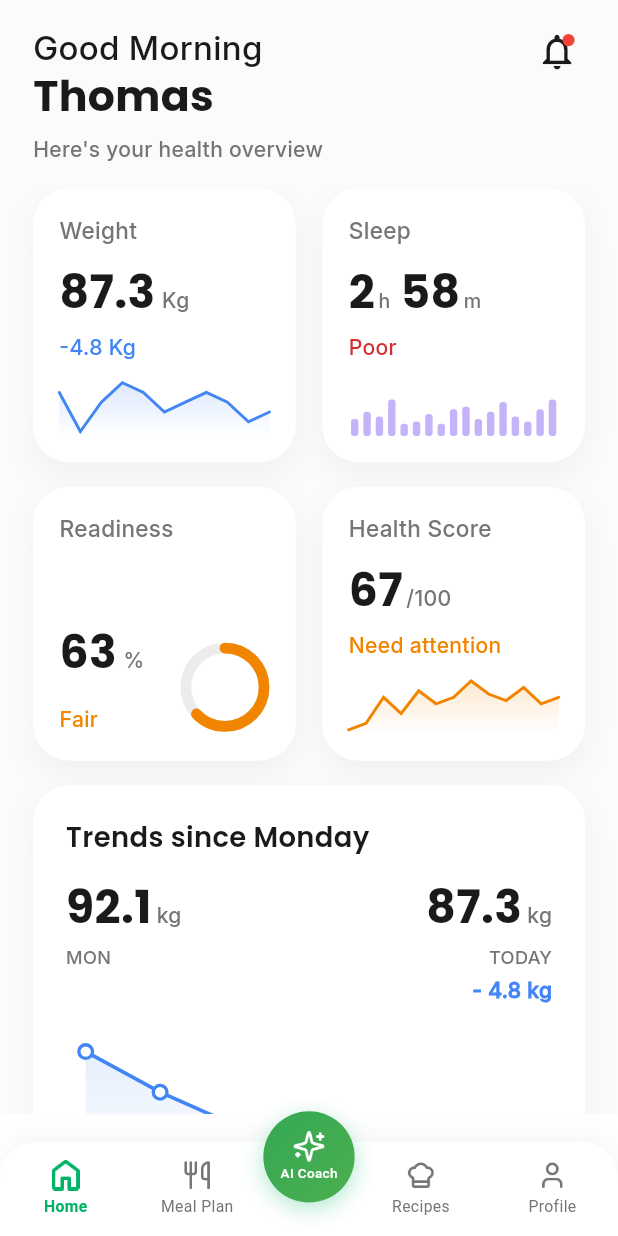
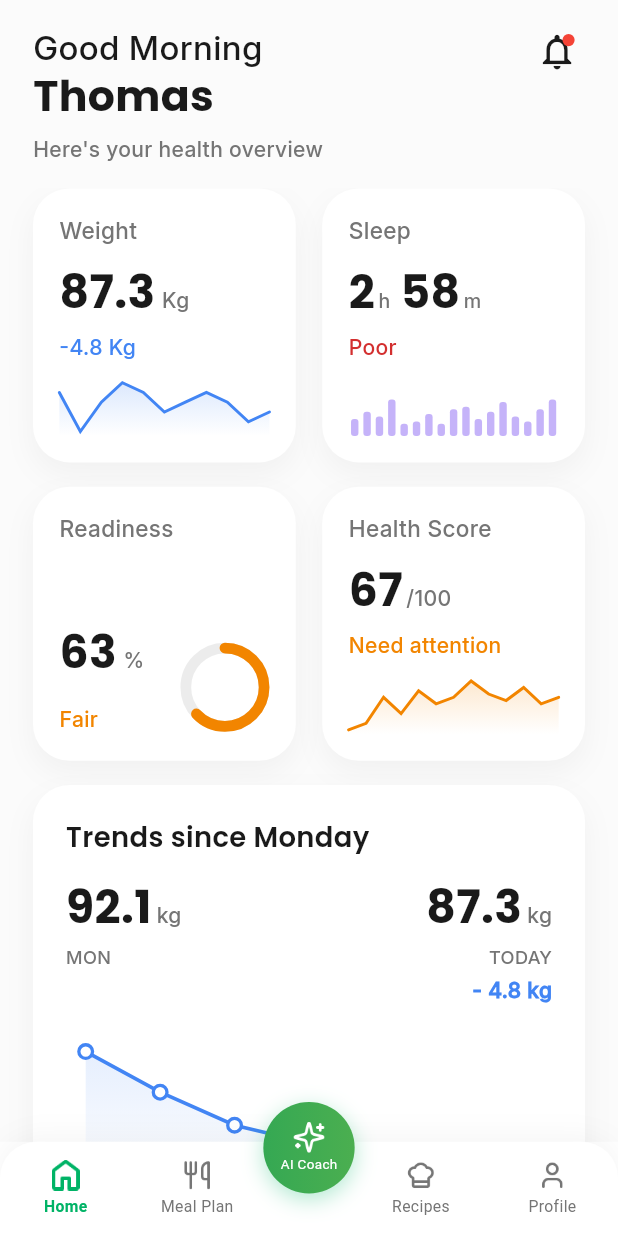
Before and after one commit to Hasanuzzamanabir/aura-health-app, a Flutter app: the MainScreen screen opened by its route, on a phone screen of 412 x 824 dp. Run offline on Flutter 3.47's test engine with Material 3 defaults, Android fonts, the phone set to English and light mode, and no system bars; our stand-ins replace flutter_screenutil, flutter_svg, get, image_picker, lottie, pin_code_fields and 1 more; network calls fail.

Commit message:
bottom nav bar extra height remove

```diff
--- a/lib/feature/bottom_nav_bar/bottom_nav_bar.dart
+++ b/lib/feature/bottom_nav_bar/bottom_nav_bar.dart
@@ -50,17 +50,12 @@ class BottomNavBarScreen extends GetView<BottomNavController> {
   Widget build(BuildContext context) {
     final double bottomPadding = MediaQuery.paddingOf(context).bottom;
 
-    return SizedBox(
-      height: 80.h + bottomPadding,
-      child: Stack(
+    return Stack(
       clipBehavior: Clip.none,
+      alignment: Alignment.bottomCenter,
       children: [
-          Positioned(
-            left: 0,
-            right: 0,
-            bottom: 0,
+        Container(
           height: 62.h + bottomPadding,
-            child: Container(
           padding: EdgeInsets.only(bottom: bottomPadding),
           decoration: BoxDecoration(
             color: AppColors.background,
@@ -120,15 +115,10 @@ class BottomNavBarScreen extends GetView<BottomNavController> {
             );
           }),
         ),
-          ),
+
         Positioned(
-            top: -2.h,
-            left: 0,
-            right: 0,
-            child: Align(
-              alignment: Alignment.topCenter,
+          top: -26.h,
           child: GestureDetector(
-                behavior: HitTestBehavior.opaque,
             onTap: () => Get.toNamed(AiChatScreen.aiChatScreen),
             child: Obx(() {
               final level = controller.fontLevel.value;
@@ -136,25 +126,22 @@ class BottomNavBarScreen extends GetView<BottomNavController> {
               final aiActive = currentIndex == BottomNavIndex.aiCoach.index;
 
               return AnimatedScale(
-                    scale: aiActive ? 1.05 : 1.0,
+                scale: aiActive ? 1.05 : 1,
                 duration: const Duration(milliseconds: 200),
-                    curve: Curves.easeOutCubic,
                 child: Container(
                   height: 60.h,
                   width: 60.w,
                   decoration: BoxDecoration(
+                    shape: BoxShape.circle,
                     gradient: LinearGradient(
                       colors: [
                         AppColors.aiGradientStart,
                         AppColors.aiGradientEnd,
                       ],
-                          begin: Alignment.topLeft,
-                          end: Alignment.bottomRight,
                     ),
-                        shape: BoxShape.circle,
                     boxShadow: [
                       BoxShadow(
-                            color: AppColors.primary.withValues(alpha: 0.3),
+                        color: AppColors.primary.withValues(alpha: .3),
                         blurRadius: 12,
                         offset: const Offset(0, 4),
                       ),
@@ -168,7 +155,6 @@ class BottomNavBarScreen extends GetView<BottomNavController> {
                         height: 22.h,
                         width: 22.w,
                         color: AppColors.background,
-                            fit: BoxFit.contain,
                       ),
                       SizedBox(height: 1.h),
                       Text(
@@ -180,7 +166,6 @@ class BottomNavBarScreen extends GetView<BottomNavController> {
                             level,
                             divisor: 3,
                           ).sp,
-                              fontWeight: FontWeight.w500,
                         ),
                       ),
                     ],
@@ -190,9 +175,7 @@ class BottomNavBarScreen extends GetView<BottomNavController> {
             }),
           ),
         ),
-          ),
       ],
-      ),
     );
   }
 }
```
Lines whose indentation alone changed are shown as unchanged.
